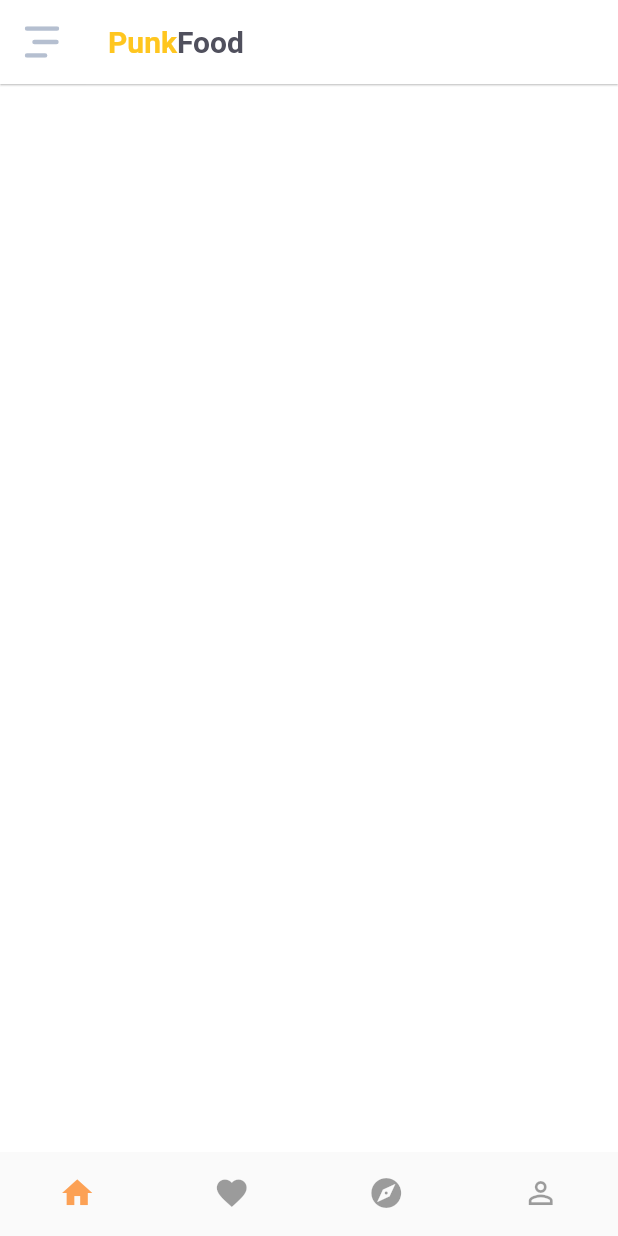
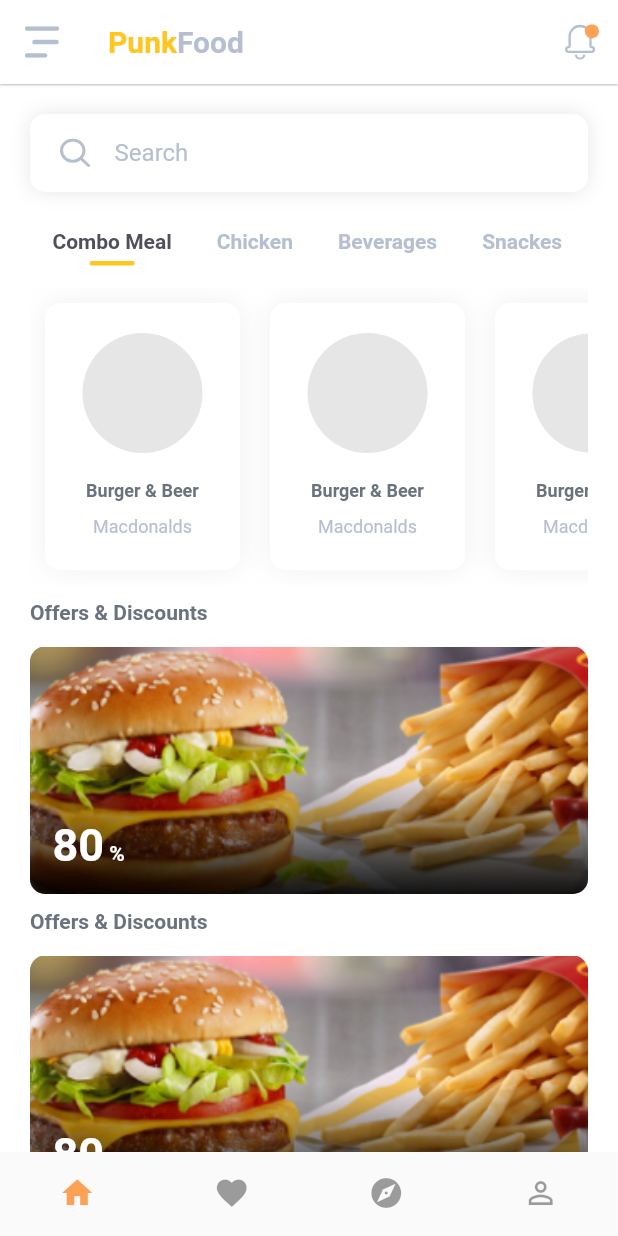
Before and after one commit to supermanbin/food_order, a Flutter app: the screen it shows after launch, on a phone screen of 412 x 824 dp. Run offline on Flutter 3.47's test engine with Material 2 defaults, Android fonts, the phone set to English and light mode, and no system bars; our stand-ins replace flutter_svg.

Commit message:
fnish home page

```diff
--- /dev/null
+++ b/lib/components/ad_banner.dart
@@ -0,0 +1,83 @@
+import 'package:flutter/material.dart';
+
+import '../constants.dart';
+
+class ADBanner extends StatelessWidget {
+  const ADBanner({
+    Key key,
+  }) : super(key: key);
+
+  @override
+  Widget build(BuildContext context) {
+    return Column(
+      crossAxisAlignment: CrossAxisAlignment.start,
+      children: <Widget>[
+        Container(
+          margin: EdgeInsets.only(bottom: 15, top: 10),
+          child: RichText(
+              textAlign: TextAlign.left,
+              text: TextSpan(
+                  text: 'Offers & Discounts',
+                  style: TextStyle(
+                      color: kTextLightColor, fontWeight: FontWeight.w700))),
+        ),
+        ClipRRect(
+          borderRadius: BorderRadius.all(Radius.circular(10)),
+          child: GestureDetector(
+            onTap: () {
+              print('banner');
+            },
+            child: Stack(
+              children: <Widget>[
+                Container(
+                  width: double.infinity,
+                  height: 165,
+                  child: Image.asset(
+                    "assets/images/beyond-meat-mcdonalds.png",
+                    fit: BoxFit.fitWidth,
+                  ),
+                ),
+                Positioned(
+                    // width: double.infinity,
+                    height: 80,
+                    left: 0,
+                    bottom: 0,
+                    right: 0,
+                    child: Container(
+                      padding: EdgeInsets.all(15),
+                      child: Column(
+                        mainAxisAlignment: MainAxisAlignment.end,
+                        crossAxisAlignment: CrossAxisAlignment.start,
+                        children: <Widget>[
+                          RichText(
+                              text: TextSpan(children: [
+                            TextSpan(
+                                text: '80',
+                                style: TextStyle(
+                                    fontWeight: FontWeight.w700, fontSize: 30)),
+                            TextSpan(
+                                text: ' %',
+                                style: TextStyle(
+                                    fontWeight: FontWeight.w700, fontSize: 14))
+                          ])),
+                        ],
+                      ),
+                      decoration: BoxDecoration(
+                        gradient: LinearGradient(
+                          begin: Alignment.topLeft,
+                          end: Alignment.bottomLeft,
+                          colors: [
+                            Colors.transparent,
+                            Color.fromRGBO(0, 0, 0, 0.9),
+                          ],
+                        ),
+                      ),
+                    )),
+              ],
+            ),
+          ),
+        ),
+      ],
+    );
+  }
+}
--- /dev/null
+++ b/lib/components/app_bar.dart
@@ -0,0 +1,42 @@
+import 'package:flutter/material.dart';
+import 'package:flutter_svg/svg.dart';
+
+import '../constants.dart';
+
+AppBar buildAppBar() {
+  void _notificationTapHandle() {
+    print("aaa");
+  }
+
+  return AppBar(
+    backgroundColor: Colors.white,
+    elevation: 0.5, // 清除阴影
+    leading: IconButton(
+        icon: SvgPicture.asset("assets/icons/menu.svg"), onPressed: null),
+    title: RichText(
+        text: TextSpan(children: [
+      TextSpan(
+          text: "Punk",
+          style: TextStyle(
+              color: kPrimaryColor, fontSize: 20, fontWeight: FontWeight.w700)),
+      TextSpan(
+          text: "Food",
+          style: TextStyle(
+              color: ksecondaryColor,
+              fontSize: 20,
+              fontWeight: FontWeight.w700))
+    ])),
+    actions: <Widget>[
+      IconButton(
+        icon: SvgPicture.asset("assets/icons/notification.svg"),
+        onPressed: _notificationTapHandle,
+        splashColor: Colors.transparent,
+        highlightColor: Colors.transparent,
+        color: kPrimaryColor,
+        focusColor: kPrimaryColor,
+        hoverColor: kPrimaryColor,
+        tooltip: "notification",
+      )
+    ],
+  );
+}
--- /dev/null
+++ b/lib/components/bottom_navigation_bar.dart
@@ -0,0 +1,41 @@
+import 'package:flutter/material.dart';
+import '../constants.dart';
+
+class BottomNavigatorBar extends StatefulWidget {
+  BottomNavigatorBar({Key key}) : super(key: key);
+
+  @override
+  _BottomNavigatorBarState createState() => _BottomNavigatorBarState();
+}
+
+class _BottomNavigatorBarState extends State<BottomNavigatorBar> {
+  int _currentIndex = 0;
+  void _pressTabIndex(int currentIndex) {
+    setState(() {
+      _currentIndex = currentIndex;
+    });
+  }
+
+  @override
+  Widget build(BuildContext context) {
+    return BottomNavigationBar(
+      currentIndex: _currentIndex,
+      type: BottomNavigationBarType.fixed,
+      onTap: _pressTabIndex,
+      unselectedIconTheme: IconThemeData(color: Colors.black38),
+      selectedIconTheme: IconThemeData(color: kTabbarItemColor),
+      showUnselectedLabels: false,
+      showSelectedLabels: false,
+      items: const <BottomNavigationBarItem>[
+        BottomNavigationBarItem(icon: Icon(Icons.home), title: Text('home')),
+        BottomNavigationBarItem(
+            icon: Icon(Icons.favorite), title: Text('love')),
+        BottomNavigationBarItem(
+            icon: Icon(Icons.explore), title: Text('explore')),
+        BottomNavigationBarItem(
+            icon: Icon(Icons.person_outline), title: Text('my'))
+      ],
+      elevation: 0,
+    );
+  }
+}
--- /dev/null
+++ b/lib/components/food_card.dart
@@ -0,0 +1,56 @@
+import 'package:flutter/material.dart';
+
+import '../constants.dart';
+
+class FoodCard extends StatelessWidget {
+  final String image;
+  final String title;
+  final String subTitle;
+  const FoodCard({Key key, this.image, this.title, this.subTitle})
+      : super(key: key);
+
+  @override
+  Widget build(BuildContext context) {
+    return Container(
+      padding: EdgeInsets.symmetric(vertical: 20, horizontal: 25),
+      margin: EdgeInsets.only(right: 20),
+      decoration: BoxDecoration(
+          color: Colors.white,
+          borderRadius: BorderRadius.all(Radius.circular(10)),
+          boxShadow: [
+            BoxShadow(
+                color: Color.fromRGBO(0, 0, 0, 0.06),
+                offset: Offset(0, 0),
+                blurRadius: 15)
+          ]),
+      child: Column(
+        children: <Widget>[
+          Container(
+            height: 80,
+            width: 80,
+            margin: EdgeInsets.only(bottom: 10),
+            decoration: BoxDecoration(
+                borderRadius: BorderRadius.all(Radius.circular(80)),
+                color: Color.fromRGBO(0, 0, 0, 0.1)),
+          ),
+          RichText(
+            textAlign: TextAlign.center,
+            text: TextSpan(children: [
+              TextSpan(
+                  text: '$title\n',
+                  style: TextStyle(
+                      color: kTextLightColor,
+                      fontSize: 12,
+                      fontWeight: FontWeight.w700,
+                      height: 2)),
+              TextSpan(
+                  text: '$subTitle',
+                  style: TextStyle(
+                      color: ksecondaryColor, fontSize: 12, height: 2))
+            ]),
+          )
+        ],
+      ),
+    );
+  }
+}
--- /dev/null
+++ b/lib/components/menu_item.dart
@@ -0,0 +1,38 @@
+import 'package:flutter/material.dart';
+
+import '../constants.dart';
+
+class MenuItem extends StatelessWidget {
+  final String text;
+  final bool isActive;
+  const MenuItem({Key key, this.text, this.isActive}) : super(key: key);
+
+  @override
+  Widget build(BuildContext context) {
+    return Container(
+        padding: EdgeInsets.all(15),
+        child: Column(
+          children: <Widget>[
+            GestureDetector(
+              onTap: () {
+                print(text);
+              },
+              child: Text.rich(TextSpan(
+                  text: text,
+                  style: TextStyle(
+                      color: isActive ? kTextColor : ksecondaryColor,
+                      fontSize: 14,
+                      fontWeight: FontWeight.w700))),
+            ),
+            Container(
+              width: 30,
+              height: 3,
+              margin: EdgeInsets.only(top: 5),
+              decoration: BoxDecoration(
+                  color: isActive ? kPrimaryColor : Colors.transparent,
+                  borderRadius: BorderRadius.all(Radius.circular(2))),
+            )
+          ],
+        ));
+  }
+}
--- a/lib/pages/HomePage.dart
+++ b/lib/pages/HomePage.dart
@@ -1,5 +1,11 @@
+import 'dart:ui';
+
 import 'package:flutter/material.dart';
 import 'package:flutter_svg/svg.dart';
+import 'package:food_order/components/ad_banner.dart';
+import 'package:food_order/components/app_bar.dart';
+import 'package:food_order/components/food_card.dart';
+import 'package:food_order/components/menu_item.dart';
 import 'package:food_order/constants.dart';
 
 class HomePage extends StatefulWidget {
@@ -11,6 +17,14 @@ class HomePage extends StatefulWidget {
 
 class _HomePageState extends State<HomePage> {
   int _currentIndex = 0;
+  String _searchVal = '';
+
+  var menu = <Map>[
+    {'index': 0, 'text': 'Combo Meal', 'isActive': false},
+    {'index': 1, 'text': 'Chicken', 'isActive': false},
+    {'index': 2, 'text': 'Beverages', 'isActive': false},
+    {'index': 3, 'text': 'Snackes', 'isActive': false},
+  ];
 
   void _pressTabIndex(int currentIndex) {
     setState(() {
@@ -18,32 +32,18 @@ class _HomePageState extends State<HomePage> {
     });
   }
 
+  void _onChangeInputValue(String value) {
+    print(value);
+  }
+
   @override
   Widget build(BuildContext context) {
     return Scaffold(
-      appBar: AppBar(
-        backgroundColor: Colors.white,
-        elevation: 0.5, // 清除阴影
-        leading: IconButton(
-            icon: SvgPicture.asset("assets/icons/menu.svg"), onPressed: null),
-        title: RichText(
-            text: TextSpan(children: [
-          TextSpan(
-              text: "Punk",
-              style: TextStyle(
-                  color: kPrimaryColor,
-                  fontSize: 20,
-                  fontWeight: FontWeight.w700)),
-          TextSpan(
-              text: "Food",
-              style: TextStyle(
-                  color: kTextColor, fontSize: 20, fontWeight: FontWeight.w700))
-        ])),
-      ),
+      appBar: buildAppBar(),
       bottomNavigationBar: BottomNavigationBar(
         currentIndex: _currentIndex,
         type: BottomNavigationBarType.fixed,
-        onTap: (currentIndex) => {_pressTabIndex(currentIndex)},
+        onTap: _pressTabIndex,
         unselectedIconTheme: IconThemeData(color: Colors.black38),
         selectedIconTheme: IconThemeData(color: kTabbarItemColor),
         showUnselectedLabels: false,
@@ -59,6 +59,90 @@ class _HomePageState extends State<HomePage> {
         ],
         elevation: 0,
       ),
+      body: SingleChildScrollView(
+        scrollDirection: Axis.vertical,
+        padding: EdgeInsets.all(20),
+        child: Column(
+          crossAxisAlignment: CrossAxisAlignment.start,
+          children: <Widget>[
+            Container(
+              padding: EdgeInsets.only(top: 2, right: 20, bottom: 0, left: 20),
+              height: 52.0,
+              width: double.infinity,
+              decoration: BoxDecoration(
+                  color: Colors.white,
+                  borderRadius: BorderRadius.circular(10),
+                  boxShadow: [
+                    BoxShadow(
+                        color: Color.fromRGBO(0, 0, 0, 0.1),
+                        offset: Offset(0, 0),
+                        blurRadius: 10)
+                  ]),
+              child: TextField(
+                maxLines: 1,
+                minLines: 1,
+                onChanged: _onChangeInputValue,
+                decoration: InputDecoration(
+                    icon: SvgPicture.asset("assets/icons/search.svg"),
+                    border: InputBorder.none,
+                    hintText: 'Search',
+                    hintStyle: TextStyle(color: ksecondaryColor)),
+              ),
+            ),
+            SingleChildScrollView(
+              padding: EdgeInsets.only(top: 10),
+              scrollDirection: Axis.horizontal,
+              child: Row(
+                crossAxisAlignment: CrossAxisAlignment.start,
+                children: <Widget>[
+                  MenuItem(
+                    text: 'Combo Meal',
+                    isActive: true,
+                  ),
+                  MenuItem(
+                    text: 'Chicken',
+                    isActive: false,
+                  ),
+                  MenuItem(
+                    text: 'Beverages',
+                    isActive: false,
+                  ),
+                  MenuItem(
+                    text: 'Snackes',
+                    isActive: false,
+                  ),
+                ],
+              ),
+            ),
+            SingleChildScrollView(
+              scrollDirection: Axis.horizontal,
+              padding: EdgeInsets.symmetric(vertical: 10, horizontal: 10),
+              child: Row(
+                children: <Widget>[
+                  FoodCard(
+                    title: 'Burger & Beer',
+                    subTitle: 'Macdonalds',
+                  ),
+                  FoodCard(
+                    title: 'Burger & Beer',
+                    subTitle: 'Macdonalds',
+                  ),
+                  FoodCard(
+                    title: 'Burger & Beer',
+                    subTitle: 'Macdonalds',
+                  ),
+                  FoodCard(
+                    title: 'Burger & Beer',
+                    subTitle: 'Macdonalds',
+                  )
+                ],
+              ),
+            ),
+            ADBanner(),
+            ADBanner(),
+          ],
+        ),
+      ),
     );
   }
 }
```
